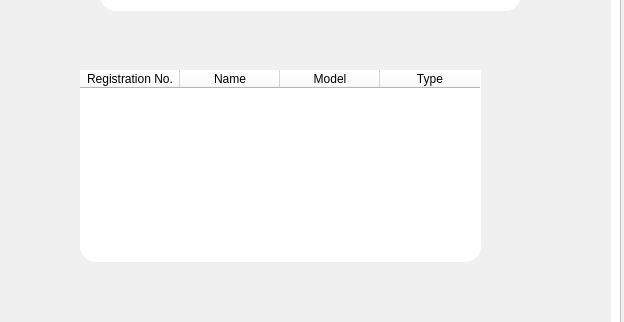
First picture: the form in AdminMenu.ui, repository MunawarAliAraiz/Ambulance-Management-System, before the edit; both pictures show x 290 to 914 and y 166 to 488 of the 914 by 576 pixel window.
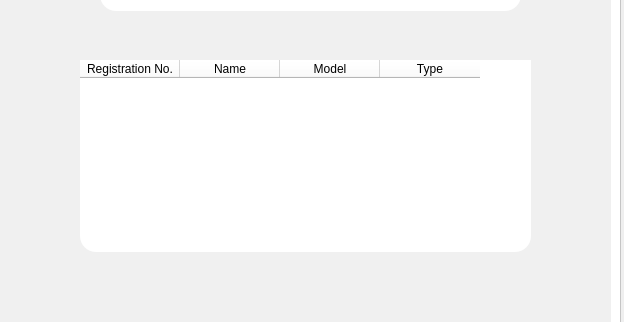
Second picture: the form after the edit. The open tabs and pages were chosen to show the change.

The edit to the form file:
```diff
--- a/AdminMenu.ui
+++ b/AdminMenu.ui
@@ -2432,8 +2432,8 @@
          <property name="geometry">
           <rect>
            <x>100</x>
-           <y>150</y>
-           <width>401</width>
+           <y>140</y>
+           <width>451</width>
            <height>192</height>
           </rect>
          </property>
```
Left out of the diff: 6 changed lines with no effect on the pictures.
